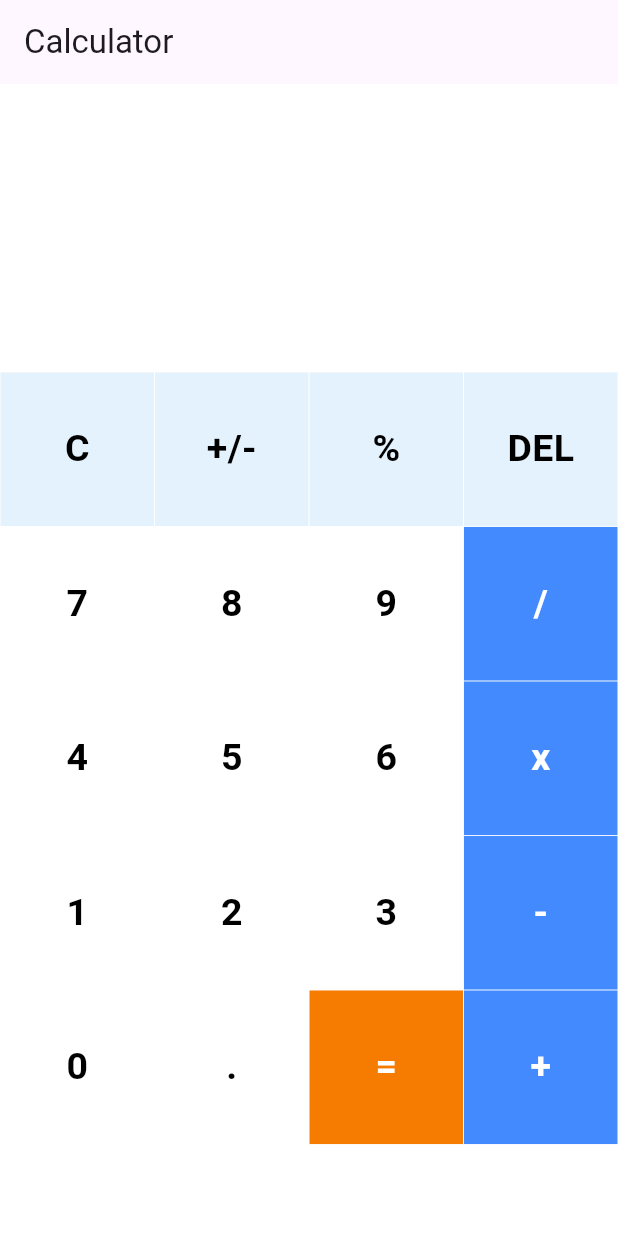
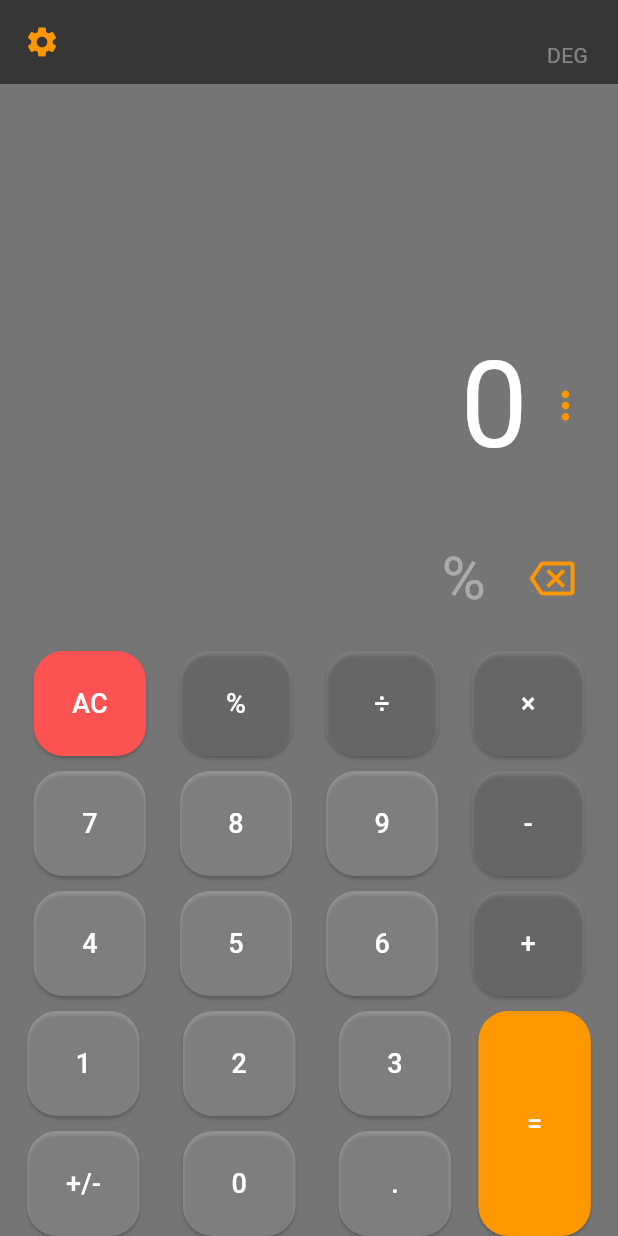
Before and after one commit to Mswati03/math-wizard-flutter, a Flutter app: the screen it shows after launch, after a tap on an icon or button, on a phone screen of 412 x 824 dp. Run offline on Flutter 3.47's test engine with Material 3 defaults, Android fonts, the phone set to English and light mode, and no system bars; our stand-ins replace math_expressions.

Commit message:
ui styling

```diff
--- a/lib/pages/buttons.dart
+++ b/lib/pages/buttons.dart
@@ -1,40 +1,21 @@
 import 'package:flutter/material.dart';
 
-// creating Stateless Widget for buttons
-class MyButton extends StatelessWidget {
-
-  // declaring variables
-  final color;
-  final textColor;
-  final String buttonText;
-  final buttontapped;
-
-  //Constructor
-  MyButton({this.color, this.textColor, required this.buttonText, this.buttontapped});
-
-  @override
-  Widget build(BuildContext context) {
-    return GestureDetector(
-      onTap: buttontapped,
-      child: Padding(
-        padding: const EdgeInsets.all(0.2),
-        child: ClipRRect(
-          // borderRadius: BorderRadius.circular(25),
-          child: Container(
-            color: color,
-            child: Center(
-              child: Text(
-                buttonText,
-                style: TextStyle(
-                  color: textColor,
-                  fontSize: 25,
-                  fontWeight: FontWeight.bold,
-                ),
-              ),
-            ),
-          ),
-        ),
+Widget calcButton(
+    String buttonText, Color buttonColor, void Function()? buttonPressed) {
+  return Container(
+    width: 75,
+    height: buttonText == '=' ? 150 : 70,
+    padding: const EdgeInsets.all(0),
+    child: ElevatedButton(
+      onPressed: buttonPressed,
+      style: ElevatedButton.styleFrom(
+          shape: const RoundedRectangleBorder(
+              borderRadius: BorderRadius.all(Radius.circular(20))),
+          backgroundColor: buttonColor),
+      child: Text(
+        buttonText,
+        style: const TextStyle(fontSize: 18, color: Colors.white),
       ),
-    );
-  }
+    ),
+  );
 }
--- a/lib/pages/home.dart
+++ b/lib/pages/home.dart
@@ -5,188 +5,219 @@ import 'package:flutter/material.dart';
 import './buttons.dart';
 import 'package:math_expressions/math_expressions.dart';
 
+
 class HomePage extends StatefulWidget {
   @override
   _HomePageState createState() => _HomePageState();
 }
 
 class _HomePageState extends State<HomePage> {
-  var userInput = '';
-  var answer = '';
+  String equation = "0";
+  String result = "0";
+  String expression = "";
+  double equationFontSize = 38.0;
+  double resultFontSize = 48.0;
 
-  // Array of button
-  final List<String> buttons = [
-    'C',
-    '+/-',
-    '%',
-    'DEL',
-    '7',
-    '8',
-    '9',
-    '/',
-    '4',
-    '5',
-    '6',
-    'x',
-    '1',
-    '2',
-    '3',
-    '-',
-    '0',
-    '.',
-    '=',
-    '+',
-  ];
+  buttonPressed(String buttonText) {
+    // used to check if the result contains a decimal
+    String doesContainDecimal(dynamic result) {
+      if (result.toString().contains('.')) {
+        List<String> splitDecimal = result.toString().split('.');
+        if (!(int.parse(splitDecimal[1]) > 0)) {
+          return result = splitDecimal[0].toString();
+        }
+      }
+      return result;
+    }
+
+    setState(() {
+      if (buttonText == "AC") {
+        equation = "0";
+        result = "0";
+      } else if (buttonText == "⌫") {
+        equation = equation.substring(0, equation.length - 1);
+        if (equation == "") {
+          equation = "0";
+        }
+      } else if (buttonText == "+/-") {
+        if (equation[0] != '-') {
+          equation = '-$equation';
+        } else {
+          equation = equation.substring(1);
+        }
+      } else if (buttonText == "=") {
+        expression = equation;
+        expression = expression.replaceAll('×', '*');
+        expression = expression.replaceAll('÷', '/');
+        expression = expression.replaceAll('%', '%');
+
+        try {
+          Parser p = Parser();
+          Expression exp = p.parse(expression);
+
+          ContextModel cm = ContextModel();
+          result = '${exp.evaluate(EvaluationType.REAL, cm)}';
+          if (expression.contains('%')) {
+            result = doesContainDecimal(result);
+          }
+        } catch (e) {
+          result = "Error";
+        }
+      } else {
+        if (equation == "0") {
+          equation = buttonText;
+        } else {
+          equation = equation + buttonText;
+        }
+      }
+    });
+  }
 
   @override
   Widget build(BuildContext context) {
     return Scaffold(
-      appBar: new AppBar(
-        title: new Text("Calculator"),
-      ), //AppBar
-      backgroundColor: Colors.white38,
-      body: Column(
+        backgroundColor: Colors.black54,
+        appBar: AppBar(
+          elevation: 0,
+          backgroundColor: Colors.black54,
+          leading: const Icon(Icons.settings, color: Colors.orange),
+          actions: const [
+            Padding(
+              padding: EdgeInsets.only(top: 18.0),
+              child: Text('DEG', style: TextStyle(color: Colors.white38)),
+            ),
+            SizedBox(width: 20),
+          ],
+        ),
+        body: SafeArea(
+          child: Column(
+            mainAxisAlignment: MainAxisAlignment.end,
+            children: [
+              Align(
+                alignment: Alignment.bottomRight,
+                child: SingleChildScrollView(
+                  scrollDirection: Axis.horizontal,
+                  child: Column(
+                    crossAxisAlignment: CrossAxisAlignment.end,
+                    children: [
+                      Row(
+                        mainAxisAlignment: MainAxisAlignment.end,
                         children: <Widget>[
-          Expanded(
-            child: Container(
-              child: Column(
-                  mainAxisAlignment: MainAxisAlignment.spaceEvenly,
-                  children: <Widget>[
-                    Container(
-                      padding: EdgeInsets.all(20),
-                      alignment: Alignment.centerRight,
-                      child: Text(
-                        userInput,
-                        style: TextStyle(fontSize: 18, color: Colors.white),
+                          Padding(
+                              padding: const EdgeInsets.all(10.0),
+                              child: Text(result,
+                                  textAlign: TextAlign.left,
+                                  style: const TextStyle(
+                                      color: Colors.white, fontSize: 80))),
+                          const Icon(Icons.more_vert,
+                              color: Colors.orange, size: 30),
+                          const SizedBox(width: 20),
+                        ],
+                      ),
+                      Row(
+                        mainAxisAlignment: MainAxisAlignment.end,
+                        children: [
+                          Padding(
+                            padding: const EdgeInsets.all(20),
+                            child: Text(equation,
+                                style: const TextStyle(
+                                  fontSize: 40,
+                                  color: Colors.white38,
+                                )),
+                          ),
+                          IconButton(
+                            icon: const Icon(Icons.backspace_outlined,
+                                color: Colors.orange, size: 30),
+                            onPressed: () {
+                              buttonPressed("⌫");
+                            },
+                          ),
+                          const SizedBox(width: 20),
+                        ],
+                      )
+                    ],
                   ),
                 ),
-                    Container(
-                      padding: EdgeInsets.all(15),
-                      alignment: Alignment.centerRight,
-                      child: Text(
-                        answer,
-                        style: TextStyle(
-                            fontSize: 30,
-                            color: Colors.white,
-                            fontWeight: FontWeight.bold),
               ),
-                    )
-                  ]),
+              Row(
+                mainAxisAlignment: MainAxisAlignment.spaceEvenly,
+                children: [
+                  calcButton('AC', Colors.redAccent, () => buttonPressed('AC')),
+                  calcButton('%', Colors.white10, () => buttonPressed('%')),
+                  calcButton('÷', Colors.white10, () => buttonPressed('÷')),
+                  calcButton("×", Colors.white10, () => buttonPressed('×')),
+                ],
               ),
+              const SizedBox(height: 10),
+
+              Row(
+                mainAxisAlignment: MainAxisAlignment.spaceEvenly,
+                children: [
+                  calcButton('7', Colors.white24, () => buttonPressed('7')),
+                  calcButton('8', Colors.white24, () => buttonPressed('8')),
+                  calcButton('9', Colors.white24, () => buttonPressed('9')),
+                  calcButton('-', Colors.white10, () => buttonPressed('-')),
+                ],
               ),
-          Expanded(
-            flex: 3,
-            child: Container(
-              child: GridView.builder(
-                  itemCount: buttons.length,
-                  gridDelegate: SliverGridDelegateWithFixedCrossAxisCount(
-                      crossAxisCount: 4),
-                  itemBuilder: (BuildContext context, int index) {
-                    // Clear Button
-                    if (index == 0) {
-                      return MyButton(
-                        buttontapped: () {
-                          setState(() {
-                            userInput = '';
-                            answer = '0';
-                          });
-                        },
-                        buttonText: buttons[index],
-                        color: Colors.blue[50],
-                        textColor: Colors.black,
-                      );
-                    }
+              const SizedBox(height: 10),
 
-                    // +/- buttons
-                    else if (index == 1) {
-                      return MyButton(
-                        buttonText: buttons[index],
-                        color: Colors.blue[50],
-                        textColor: Colors.black,
-                      );
-                    }
-                    // % Button
-                    else if (index == 2) {
-                      return MyButton(
-                        buttontapped: () {
-                          setState(() {
-                            userInput += buttons[index];
-                          });
-                        },
-                        buttonText: buttons[index],
-                        color: Colors.blue[50],
-                        textColor: Colors.black,
-                      );
-                    }
-                    // Delete Button
-                    else if (index == 3) {
-                      return MyButton(
-                        buttontapped: () {
-                          setState(() {
-                            userInput =
-                                userInput.substring(0, userInput.length - 1);
-                          });
-                        },
-                        buttonText: buttons[index],
-                        color: Colors.blue[50],
-                        textColor: Colors.black,
-                      );
-                    }
-                    // Equal_to Button
-                    else if (index == 18) {
-                      return MyButton(
-                        buttontapped: () {
-                          setState(() {
-                            equalPressed();
-                          });
-                        },
-                        buttonText: buttons[index],
-                        color: Colors.orange[700],
-                        textColor: Colors.white,
-                      );
-                    }
+              Row(
+                mainAxisAlignment: MainAxisAlignment.spaceEvenly,
+                children: [
+                  calcButton('4', Colors.white24, () => buttonPressed('4')),
+                  calcButton('5', Colors.white24, () => buttonPressed('5')),
+                  calcButton('6', Colors.white24, () => buttonPressed('6')),
+                  calcButton('+', Colors.white10, () => buttonPressed('+')),
+                ],
+              ),
+              const SizedBox(height: 10),
+              // calculator number buttons
 
-                    //  other buttons
-                    else {
-                      return MyButton(
-                        buttontapped: () {
-                          setState(() {
-                            userInput += buttons[index];
-                          });
-                        },
-                        buttonText: buttons[index],
-                        color: isOperator(buttons[index])
-                            ? Colors.blueAccent
-                            : Colors.white,
-                        textColor: isOperator(buttons[index])
-                            ? Colors.white
-                            : Colors.black,
-                      );
-                    }
-                  }), // GridView.builder
+              Row(
+                mainAxisAlignment: MainAxisAlignment.spaceEvenly,
+                children: [
+                  Column(
+//mainAxisAlignment: MainAxisAlignment.spaceAround
+                    children: [
+                      Row(
+                        children: [
+                          calcButton(
+                              '1', Colors.white24, () => buttonPressed('1')),
+                          SizedBox(
+                              width: MediaQuery.of(context).size.width *0.07),
+                          calcButton(
+                              '2', Colors.white24, () => buttonPressed('2')),
+                          SizedBox(
+                              width: MediaQuery.of(context).size.width * 0.07),
+                          calcButton(
+                              '3', Colors.white24, () => buttonPressed('3')),
+                        ],
                       ),
+                      const SizedBox(height: 10),
+                      Row(
+                        mainAxisAlignment: MainAxisAlignment.spaceEvenly,
+                        children: [
+                          calcButton('+/-', Colors.white24,
+                                  () => buttonPressed('+/-')),
+                          SizedBox(
+                              width: MediaQuery.of(context).size.width * 0.070),
+                          calcButton(
+                              '0', Colors.white24, () => buttonPressed('0')),
+                          SizedBox(
+                              width: MediaQuery.of(context).size.width * 0.070),
+                          calcButton(
+                              '.', Colors.white24, () => buttonPressed('.')),
+                        ],
                       ),
                     ],
                   ),
+                  calcButton('=', Colors.orange, () => buttonPressed('=')),
+                ],
+              )
+            ],
+          ),
+        ),
+
     );
   }
-
-  bool isOperator(String x) {
-    if (x == '/' || x == 'x' || x == '-' || x == '+' || x == '=') {
-      return true;
 }
-    return false;
-  }
-
-// function to calculate the input operation
-  void equalPressed() {
-    String finaluserinput = userInput;
-    finaluserinput = userInput.replaceAll('x', '*');
-
-    Parser p = Parser();
-    Expression exp = p.parse(finaluserinput);
-    ContextModel cm = ContextModel();
-    double eval = exp.evaluate(EvaluationType.REAL, cm);
-    answer = eval.toString();
-  }
-}
```
Lines whose indentation alone changed are shown as unchanged.
